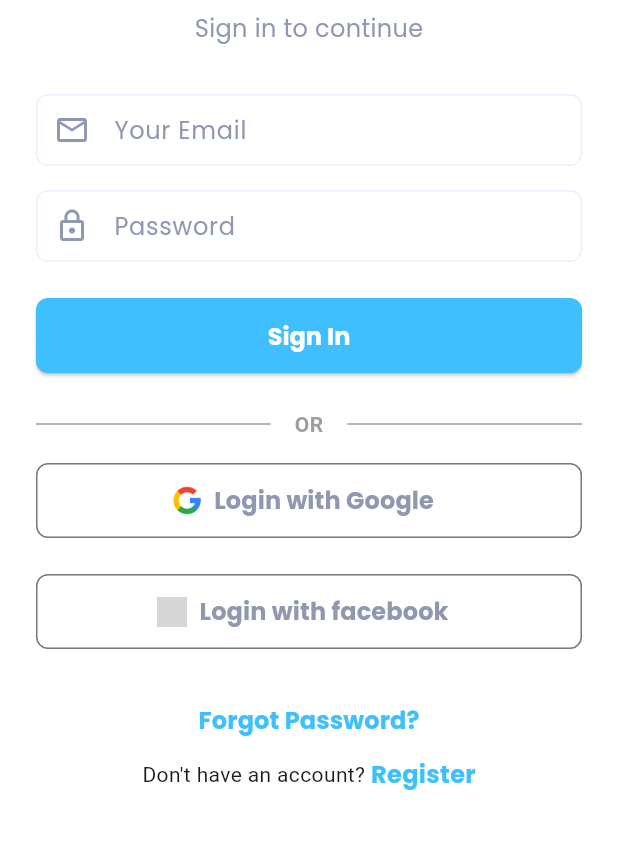
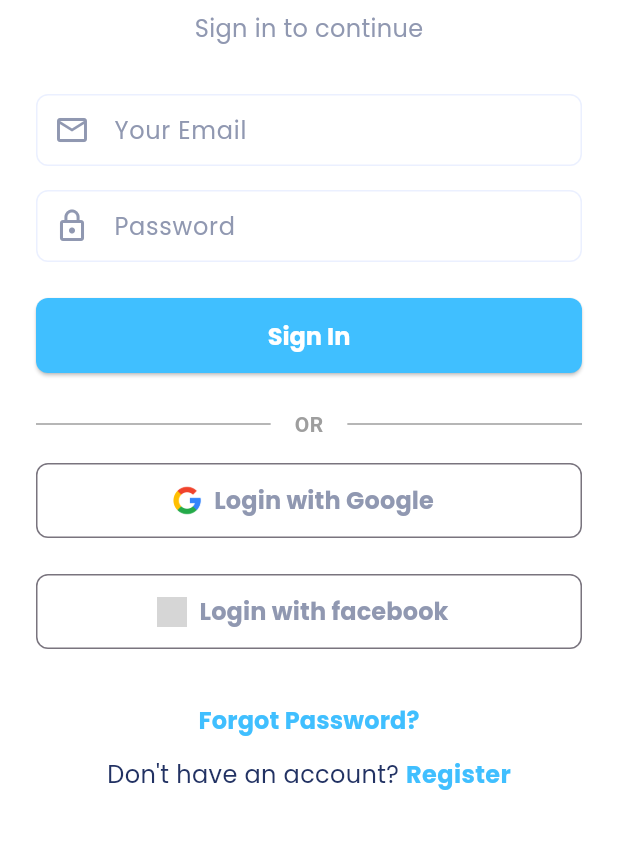
Before and after one commit to paulaandrezza/ADS-6-Semestre, a Flutter app: the screen it shows after launch, on a phone screen of 412 x 824 dp, the part 296-1145 px from its top. Run offline on Flutter 3.47's test engine with Material 3 defaults, Android fonts, the light colour scheme and no system bars; our stand-ins replace flutter_svg, google_fonts; project files that could hold a hidden picture were left out; grey boxes are pictures that could not be loaded.

Commit message:
update text style

```diff
--- a/PDMI6/Projetos/lafyuu/lib/theme/app_text_styles.dart
+++ b/PDMI6/Projetos/lafyuu/lib/theme/app_text_styles.dart
@@ -19,6 +19,11 @@ class AppTextStyles {
   static TextStyle h2 = _baseStyle(20, FontWeight.w700, AppColors.dark);
   static TextStyle subtitle = _baseStyle(16, FontWeight.normal, AppColors.grey);
   static TextStyle subtitle2 = _baseStyle(16, FontWeight.w700, AppColors.grey);
+  static TextStyle subtitle3 = _baseStyle(
+    16,
+    FontWeight.normal,
+    AppColors.dark,
+  );
   static TextStyle button = _baseStyle(16, FontWeight.w700, Colors.white);
 
   static TextStyle body = _baseStyle(14, FontWeight.w500, AppColors.grey);
--- a/PDMI6/Projetos/lafyuu/lib/views/login/login_page.dart
+++ b/PDMI6/Projetos/lafyuu/lib/views/login/login_page.dart
@@ -153,7 +153,10 @@ class _LoginPageState extends State<LoginPage> {
               Row(
                 mainAxisAlignment: MainAxisAlignment.center,
                 children: [
-                  const Text("Don't have an account? "),
+                  Text(
+                    "Don't have an account? ",
+                    style: AppTextStyles.subtitle3,
+                  ),
                   GestureDetector(
                     onTap: () {},
                     child: Text('Register', style: AppTextStyles.bodyLightBlue),
```
